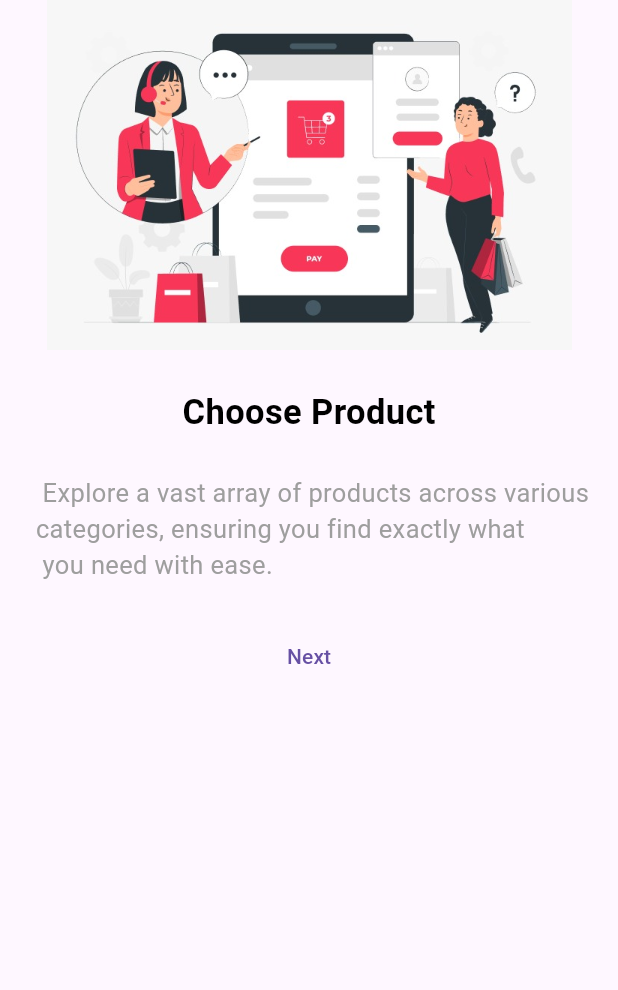
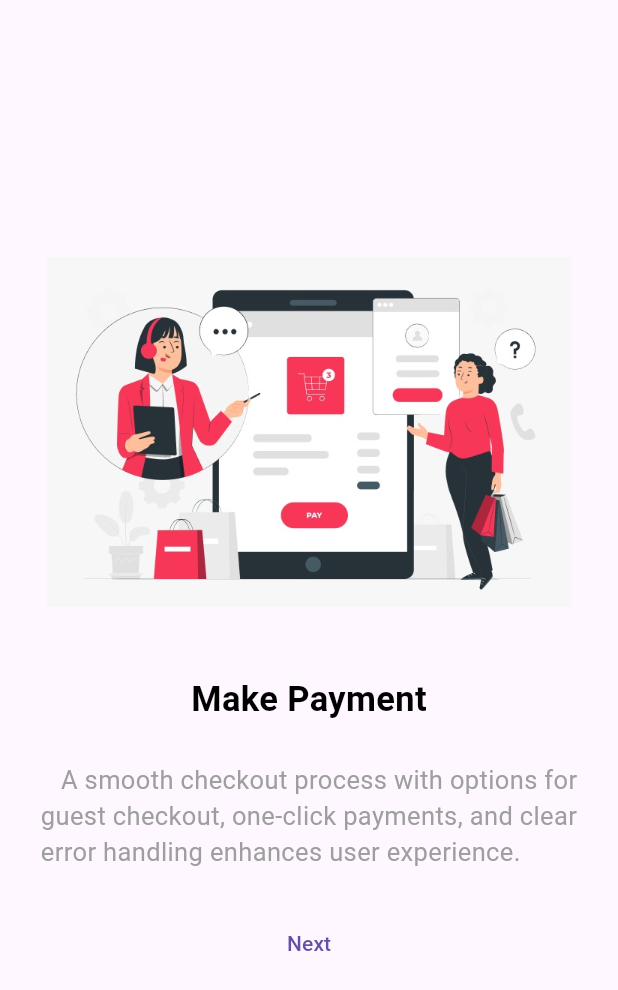
Before and after one commit to gayathri2411-flutter/shoppingapp, a Flutter app: the screen it shows after launch, after a tap on "Next", on a phone screen of 412 x 824 dp. Shown: the top 990 px of the screen. Run offline on Flutter 3.47's test engine with Material 3 defaults, Android fonts, the phone set to English and light mode, and no system bars; missing offline and left inert: dart:ffi.

Commit message:
by gayu26

```diff
--- a/lib/firstscreen.dart
+++ /dev/null
@@ -1,47 +0,0 @@
-import 'package:flutter/material.dart';
-import 'package:groceryapp/second.dart';
-class first extends StatefulWidget {
-   first({super.key});
-
-  @override
-  State<first> createState() => _firstState();
-}
-
-class _firstState extends State<first> {
-  @override
-  Widget build(BuildContext context) {
-    return Scaffold(
-      body: SingleChildScrollView(
-        child: Center(
-          child: Column(
-            crossAxisAlignment: CrossAxisAlignment.center,
-            mainAxisAlignment: MainAxisAlignment.center,
-            children: [
-              Image.asset("assets/firstpage.jpeg",width: 350,),
-              SizedBox(height: 25,),
-              Text("Choose Product",style: TextStyle(
-                color: Colors.black,
-                fontSize: 23,
-                fontWeight: FontWeight.bold,
-              ),),
-              SizedBox(height: 25,),
-             Text("   Explore a vast array of products across various"
-                 " \n  categories, ensuring you find exactly what\n "
-                 "  you need with ease. ",style: TextStyle(
-               color: Colors.grey,
-               fontSize: 17,
-               fontWeight: FontWeight.w400,
-             ),),
-              Padding(
-                padding: const EdgeInsets.all(25.0),
-                child: TextButton(onPressed:(){
-                  Navigator.push(context, MaterialPageRoute(builder: (context)=>second()));
-                }, child: Text("Next")),
-              )
-            ],
-          ),
-        ),
-      ),
-    );
-  }
-}
--- a/lib/main.dart
+++ b/lib/main.dart
@@ -1,5 +1,6 @@
 import 'package:flutter/material.dart';
-import 'package:groceryapp/firstscreen.dart'; // Ensure this imports the correct screen
+import 'package:groceryapp/screens/firstscreen.dart';
+ // Ensure this imports the correct screen
 
 void main() {
   runApp(const MyApp()); // Use const for performance
@@ -11,6 +12,7 @@ class MyApp extends StatelessWidget {
   @override
   Widget build(BuildContext context) {
     return MaterialApp(
+      debugShowCheckedModeBanner: false,
       home: Scaffold(
         body: Splash(),
       ),
@@ -40,7 +42,8 @@ class _SplashState extends State<Splash> {
 
   @override
   Widget build(BuildContext context) {
-    return Scaffold(
+    return
+       Scaffold(
         body: Center(
           child: Row(
             crossAxisAlignment: CrossAxisAlignment.center,
@@ -48,12 +51,13 @@ class _SplashState extends State<Splash> {
             children: [
               Image.asset(
                 "assets/splash_screen.jpeg",
-              height: 100,
-              width: 200,
+                height: 300,
+                width: 300,
               ),
             ],
           ),
         ),
+
     );
   }
 }
--- /dev/null
+++ b/lib/screens/firstscreen.dart
@@ -0,0 +1,68 @@
+import 'package:flutter/material.dart';
+import 'package:groceryapp/screens/second.dart';
+
+class first extends StatefulWidget {
+  first({super.key});
+
+  @override
+  State<first> createState() => _firstState();
+}
+
+class _firstState extends State<first> {
+  @override
+  Widget build(BuildContext context) {
+    return Scaffold(
+      body: SingleChildScrollView(
+        child: Padding(
+          padding:
+              const EdgeInsets.symmetric(vertical: 150.3, horizontal: 20.6),
+          child: Center(
+            child: Column(
+              crossAxisAlignment: CrossAxisAlignment.center,
+              mainAxisAlignment: MainAxisAlignment.center,
+              children: [
+                Image.asset(
+                  "assets/firstpage.jpeg",
+                  width: 350,
+                ),
+                SizedBox(
+                  height: 25,
+                ),
+                Text(
+                  "Choose Product",
+                  style: TextStyle(
+                    color: Colors.black,
+                    fontSize: 23,
+                    fontWeight: FontWeight.bold,
+                  ),
+                ),
+                SizedBox(
+                  height: 25,
+                ),
+                Text(
+                  "   Explore a vast array of products across various"
+                  " \n  categories, ensuring you find exactly what\n "
+                  "  you need with ease. ",
+                  style: TextStyle(
+                    color: Colors.grey,
+                    fontSize: 17,
+                    fontWeight: FontWeight.w400,
+                  ),
+                ),
+                Padding(
+                  padding: const EdgeInsets.all(25.0),
+                  child: TextButton(
+                      onPressed: () {
+                        Navigator.push(context,
+                            MaterialPageRoute(builder: (context) => second()));
+                      },
+                      child: Text("Next")),
+                )
+              ],
+            ),
+          ),
+        ),
+      ),
+    );
+  }
+}
--- /dev/null
+++ b/lib/screens/second.dart
@@ -0,0 +1,53 @@
+import 'package:flutter/material.dart';
+import 'package:groceryapp/screens/third.dart';
+class second extends StatefulWidget {
+  const second({super.key});
+
+  @override
+  State<second> createState() => _secondState();
+}
+
+class _secondState extends State<second> {
+  @override
+  Widget build(BuildContext context) {
+    return MaterialApp(
+      debugShowCheckedModeBanner: false,
+      home: Scaffold(
+        body:  SingleChildScrollView(
+          child: Padding(
+            padding: const EdgeInsets.symmetric(
+                vertical: 150.3,horizontal: 20.6
+            ),
+            child: Center(
+              child: Column(
+                crossAxisAlignment: CrossAxisAlignment.center,
+                mainAxisAlignment: MainAxisAlignment.center,
+                children: [
+                  Image.asset("assets/second.jpeg",width: 350,height: 275,),
+                  SizedBox(height: 25,),
+                  Text("Make Payment",style: TextStyle(
+                    color: Colors.black,
+                    fontSize: 23,
+                    fontWeight: FontWeight.bold,
+                  ),),
+                  SizedBox(height: 25,),
+                  Text("    A smooth checkout process with options for \n guest checkout, one-click payments, and clear \n error handling enhances user experience."                                     ,style: TextStyle(
+                    color: Colors.grey,
+                    fontSize: 17,
+                    fontWeight: FontWeight.w400,
+                  ),),
+                  Padding(
+                    padding: const EdgeInsets.all(25.0),
+                    child: TextButton(onPressed:(){
+                      Navigator.push(context, MaterialPageRoute(builder: (context)=>third()));
+                    }, child: Text("Next")),
+                  )
+                ],
+              ),
+            ),
+          ),
+        ),
+      ),
+    );
+  }
+}
--- a/lib/second.dart
+++ /dev/null
@@ -1,47 +0,0 @@
-import 'package:flutter/material.dart';
-import 'package:groceryapp/third.dart';
-class second extends StatefulWidget {
-  const second({super.key});
-
-  @override
-  State<second> createState() => _secondState();
-}
-
-class _secondState extends State<second> {
-  @override
-  Widget build(BuildContext context) {
-    return Scaffold(
-      body:  SingleChildScrollView(
-        child: Center(
-          child: Column(
-            crossAxisAlignment: CrossAxisAlignment.center,
-            mainAxisAlignment: MainAxisAlignment.center,
-            children: [
-              Image.asset("assets/second.jpeg",width: 350,),
-              SizedBox(height: 25,),
-              Text("Choose Product",style: TextStyle(
-                color: Colors.black,
-                fontSize: 23,
-                fontWeight: FontWeight.bold,
-              ),),
-              SizedBox(height: 25,),
-              Text("   Explore a vast array of products across various"
-                  " \n  categories, ensuring you find exactly what\n "
-                  "  you need with ease. ",style: TextStyle(
-                color: Colors.grey,
-                fontSize: 17,
-                fontWeight: FontWeight.w400,
-              ),),
-              Padding(
-                padding: const EdgeInsets.all(25.0),
-                child: TextButton(onPressed:(){
-                  Navigator.push(context, MaterialPageRoute(builder: (context)=>third()));
-                }, child: Text("Next")),
-              )
-            ],
-          ),
-        ),
-      ),
-    );
-  }
-}
--- a/lib/third.dart
+++ /dev/null
@@ -1,48 +0,0 @@
-import 'package:flutter/material.dart';
-
-import 'Login/Login.dart';
-class third extends StatefulWidget {
-  const third({super.key});
-
-  @override
-  State<third> createState() => _thirdState();
-}
-
-class _thirdState extends State<third> {
-  @override
-  Widget build(BuildContext context) {
-    return Scaffold(
-      body:  SingleChildScrollView(
-        child: Center(
-          child: Column(
-            crossAxisAlignment: CrossAxisAlignment.center,
-            mainAxisAlignment: MainAxisAlignment.center,
-            children: [
-              Image.asset("assets/third.jpeg",width: 350,),
-              SizedBox(height: 25,),
-              Text("Choose Product",style: TextStyle(
-                color: Colors.black,
-                fontSize: 23,
-                fontWeight: FontWeight.bold,
-              ),),
-              SizedBox(height: 25,),
-              Text("   Explore a vast array of products across various"
-                  " \n  categories, ensuring you find exactly what\n "
-                  "  you need with ease. ",style: TextStyle(
-                color: Colors.grey,
-                fontSize: 17,
-                fontWeight: FontWeight.w400,
-              ),),
-              Padding(
-                padding: const EdgeInsets.all(25.0),
-                child: TextButton(onPressed:(){
-                  Navigator.push(context, MaterialPageRoute(builder: (context)=>Login()));
-                }, child: Text("Next")),
-              )
-            ],
-          ),
-        ),
-      ),
-    );
-  }
-}
```
Also changed, not shown: lib/Login/Login.dart (+92 -1 lines), lib/Login/create_account.dart (added, +118 -0 lines), lib/Login/forgot_password.dart (added, +10 -0 lines), lib/screens/third.dart (added, +54 -0 lines), lib/screens/welcome.dart (added, +11 -0 lines), assets/login.jpeg (added), assets/media.jpeg (added). Lines whose indentation alone changed are shown as unchanged.
